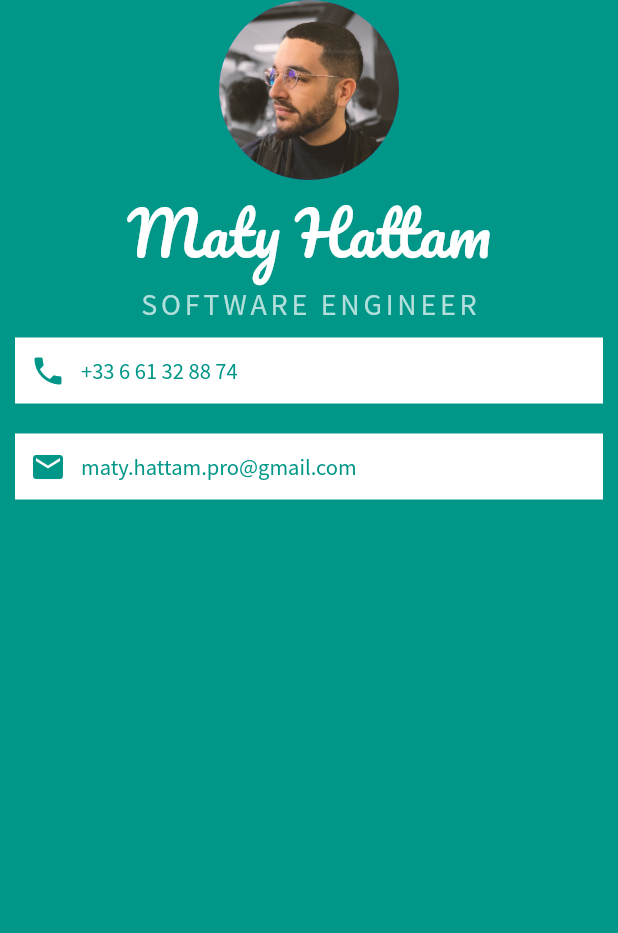
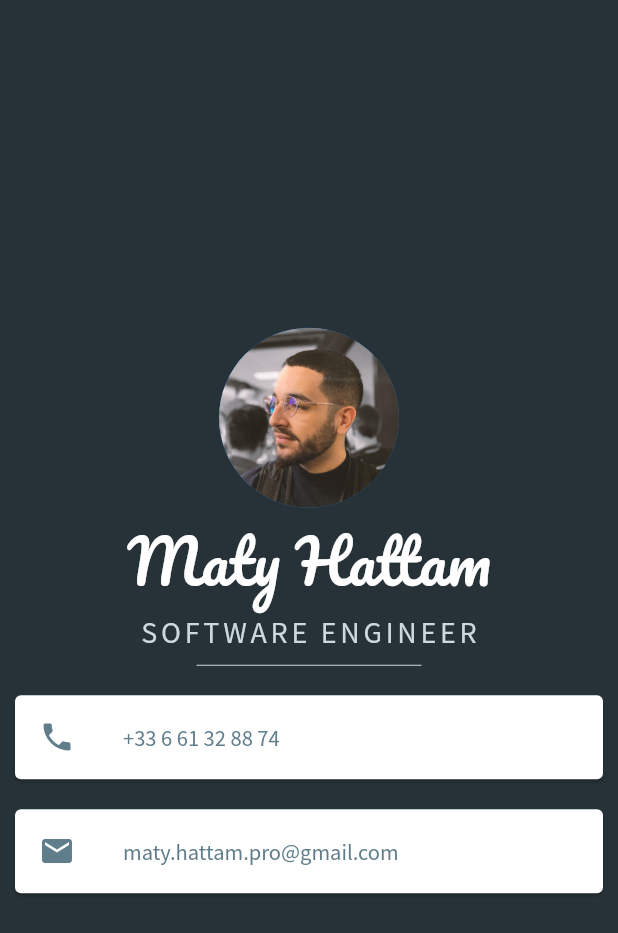
Before and after one commit to matyhattam/mi_card_flutter, a Flutter app: the screen it shows after launch, on a phone screen of 412 x 824 dp. Shown: the top 933 px of the screen. Run offline on Flutter 3.47's test engine with Material 2 defaults, Android fonts, the phone set to English and light mode, and no system bars.

Commit message:
finished app

```diff
--- a/lib/main.dart
+++ b/lib/main.dart
@@ -13,9 +13,10 @@ class MyApp extends StatelessWidget {
   Widget build(BuildContext context) {
     return MaterialApp(
       home: Scaffold(
-        backgroundColor: Colors.teal,
+        backgroundColor: Colors.blueGrey[900],
         body: SafeArea(
           child: Column(
+            mainAxisAlignment: MainAxisAlignment.center,
             children: <Widget>[
               CircleAvatar(
                 radius: 60,
@@ -35,54 +36,46 @@ class MyApp extends StatelessWidget {
                   fontFamily: 'SourceSansPro',
                   fontSize: 20.0,
                   letterSpacing: 2.5,
-                  color: Colors.teal[100],
+                  color: Colors.blueGrey[100],
                 ),
               ),
-              Container(
-                padding: EdgeInsets.all(10),
-                margin: EdgeInsets.symmetric(vertical: 10, horizontal: 10),
-                color: Colors.white,
-                child: Row(
-                  children: <Widget>[
-                    Icon(
+              SizedBox(
+                height: 20,
+                child: Divider(color: Colors.blueGrey[100]),
+                width: 150,
+              ),
+              Card(
+                  margin: EdgeInsets.symmetric(vertical: 10, horizontal: 10),
+                  color: Colors.white,
+                  child: ListTile(
+                    leading: Icon(
                       Icons.phone,
-                      color: Colors.teal,
+                      color: Colors.blueGrey,
                     ),
-                    SizedBox(
-                      width: 10,
-                    ),
-                    Text(
+                    title: Text(
                       '+33 6 61 32 88 74',
                       style: TextStyle(
-                          color: Colors.teal,
+                          color: Colors.blueGrey,
                           fontFamily: 'SourceSansPro',
                           fontSize: 15),
                     ),
-                  ],
-                ),
-              ),
-              Container(
+                  )),
+              Card(
                 margin: EdgeInsets.symmetric(vertical: 10, horizontal: 10),
-                padding: EdgeInsets.all(10),
                 color: Colors.white,
-                child: Row(
-                  children: <Widget>[
-                    Icon(
-                      Icons.email,
-                      color: Colors.teal,
+                child: ListTile(
+                  leading: Icon(
+                    Icons.email,
+                    color: Colors.blueGrey,
+                  ),
+                  title: Text(
+                    'maty.hattam.pro@gmail.com',
+                    style: TextStyle(
+                      color: Colors.blueGrey,
+                      fontFamily: 'SourceSansPro',
+                      fontSize: 15,
                     ),
-                    SizedBox(
-                      width: 10,
-                    ),
-                    Text(
-                      'maty.hattam.pro@gmail.com',
-                      style: TextStyle(
-                        color: Colors.teal,
-                        fontFamily: 'SourceSansPro',
-                        fontSize: 15,
-                      ),
-                    )
-                  ],
+                  ),
                 ),
               )
             ],
```
